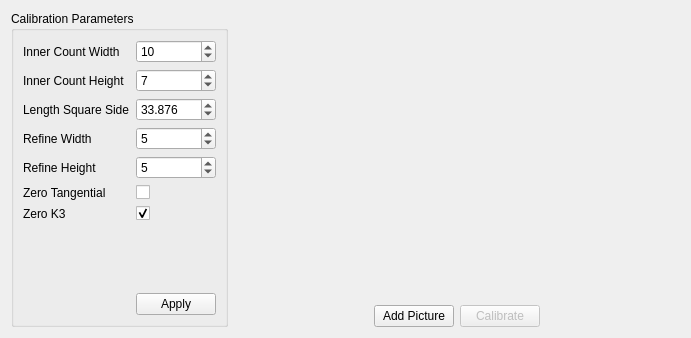
Old version of the form ui/calibration_widget.ui in the repository cheind/reconstructme-qt.
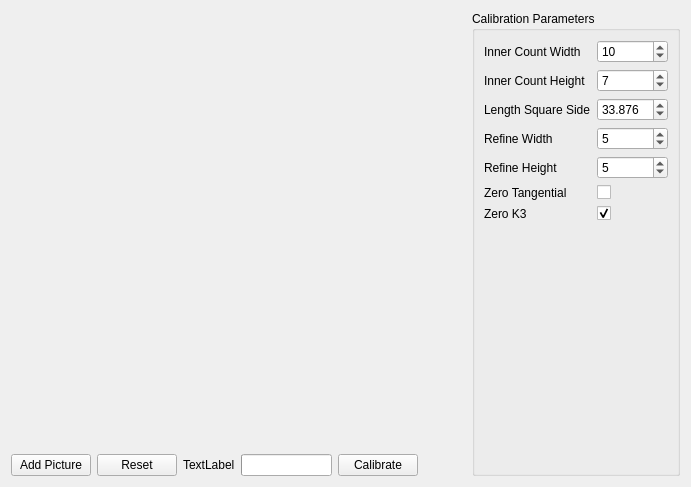
New version of the form.

The edit to the form file:
```diff
--- a/ui/calibration_widget.ui
+++ b/ui/calibration_widget.ui
@@ -7,7 +7,7 @@
     <x>0</x>
     <y>0</y>
     <width>691</width>
-    <height>338</height>
+    <height>487</height>
    </rect>
   </property>
   <property name="windowTitle">
@@ -16,58 +16,11 @@
   <layout class="QGridLayout" name="gridLayout_2">
    <item row="0" column="0">
     <layout class="QGridLayout" name="gridLayout_3">
-     <item row="2" column="1">
-      <layout class="QHBoxLayout" name="horizontalLayout_2">
-       <item>
-        <spacer name="horizontalSpacer_2">
-         <property name="orientation">
-          <enum>Qt::Horizontal</enum>
-         </property>
-         <property name="sizeHint" stdset="0">
-          <size>
-           <width>40</width>
-           <height>20</height>
-          </size>
-         </property>
-        </spacer>
-       </item>
-       <item>
-        <widget class="QPushButton" name="addpicture_btn">
-         <property name="text">
-          <string>Add Picture</string>
-         </property>
-        </widget>
-       </item>
-       <item>
-        <widget class="QPushButton" name="calibrate_btn">
-         <property name="enabled">
-          <bool>false</bool>
-         </property>
-         <property name="text">
-          <string>Calibrate</string>
-         </property>
-        </widget>
-       </item>
-       <item>
-        <spacer name="horizontalSpacer_3">
-         <property name="orientation">
-          <enum>Qt::Horizontal</enum>
-         </property>
-         <property name="sizeHint" stdset="0">
-          <size>
-           <width>40</width>
-           <height>20</height>
-          </size>
-         </property>
-        </spacer>
-       </item>
-      </layout>
-     </item>
-     <item row="0" column="1" rowspan="2">
+     <item row="0" column="1" rowspan="3">
       <layout class="QVBoxLayout" name="horizontalLayout"/>
      </item>
-     <item row="0" column="0" rowspan="3">
-      <widget class="QGroupBox" name="groupBox">
+     <item row="0" column="2" rowspan="4">
+      <widget class="QGroupBox" name="calibrationParameterGroupBox">
        <property name="title">
         <string>Calibration Parameters</string>
        </property>
@@ -232,17 +185,7 @@
             </property>
            </widget>
           </item>
-          <item row="9" column="1">
-           <widget class="QPushButton" name="applyBtn">
-            <property name="toolTip">
-             <string extracomment="Apply Settings"/>
-            </property>
-            <property name="text">
-             <string>Apply</string>
-            </property>
-           </widget>
-          </item>
-          <item row="7" column="0" rowspan="2" colspan="2">
+          <item row="7" column="0" colspan="2">
            <spacer name="verticalSpacer">
             <property name="orientation">
              <enum>Qt::Vertical</enum>
@@ -262,6 +205,88 @@
        <zorder>gridLayoutWidget_2</zorder>
       </widget>
      </item>
+     <item row="3" column="1">
+      <layout class="QHBoxLayout" name="horizontalLayout_2">
+       <item>
+        <widget class="QPushButton" name="addpicture_btn">
+         <property name="text">
+          <string>Add Picture</string>
+         </property>
+        </widget>
+       </item>
+       <item>
+        <widget class="QPushButton" name="reset_btn">
+         <property name="text">
+          <string>Reset</string>
+         </property>
+        </widget>
+       </item>
+       <item>
+        <widget class="QLabel" name="progressBar_label">
+         <property name="sizePolicy">
+          <sizepolicy hsizetype="Preferred" vsizetype="Fixed">
+           <horstretch>0</horstretch>
+           <verstretch>0</verstretch>
+          </sizepolicy>
+         </property>
+         <property name="text">
+          <string>TextLabel</string>
+         </property>
+        </widget>
+       </item>
+       <item>
+        <widget class="QProgressBar" name="progressBar">
+         <property name="sizePolicy">
+          <sizepolicy hsizetype="Fixed" vsizetype="Fixed">
+           <horstretch>0</horstretch>
+           <verstretch>0</verstretch>
+          </sizepolicy>
+         </property>
+         <property name="maximum">
+          <number>10</number>
+         </property>
+         <property name="value">
+          <number>0</number>
+         </property>
+         <property name="alignment">
+          <set>Qt::AlignLeading|Qt::AlignLeft|Qt::AlignVCenter</set>
+         </property>
+         <property name="textVisible">
+          <bool>false</bool>
+         </property>
+         <property name="textDirection">
+          <enum>QProgressBar::TopToBottom</enum>
+         </property>
+         <property name="format">
+          <string/>
+         </property>
+        </widget>
+       </item>
+       <item>
+        <widget class="QPushButton" name="calibrate_btn">
+         <property name="enabled">
+          <bool>true</bool>
+         </property>
+         <property name="text">
+          <string>Calibrate</string>
+         </property>
+        </widget>
+       </item>
+       <item>
+        <spacer name="horizontalSpacer_2">
+         <property name="orientation">
+          <enum>Qt::Horizontal</enum>
+         </property>
+         <property name="sizeHint" stdset="0">
+          <size>
+           <width>40</width>
+           <height>20</height>
+          </size>
+         </property>
+        </spacer>
+       </item>
+      </layout>
+     </item>
     </layout>
    </item>
   </layout>
```
Left out of the diff: 74 changed lines with no effect on the pictures.
